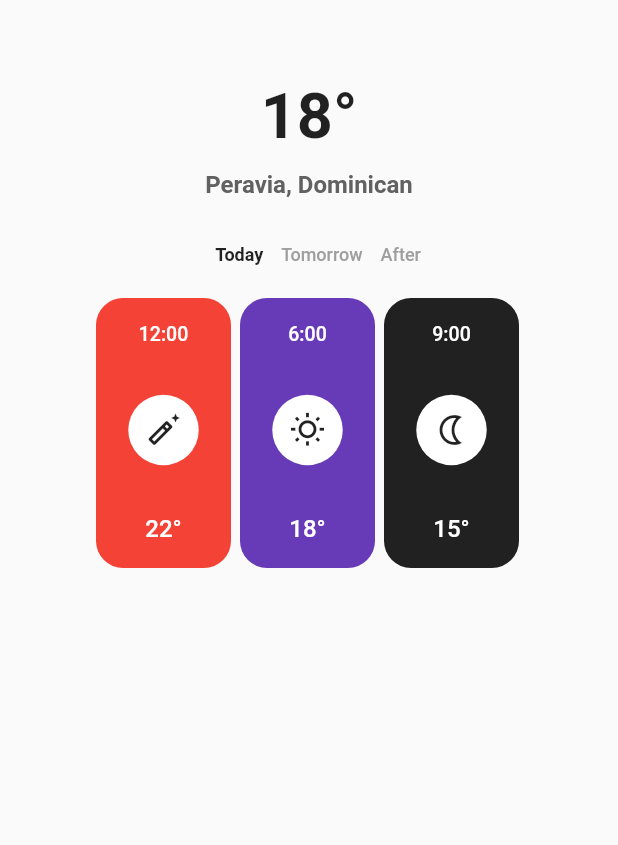
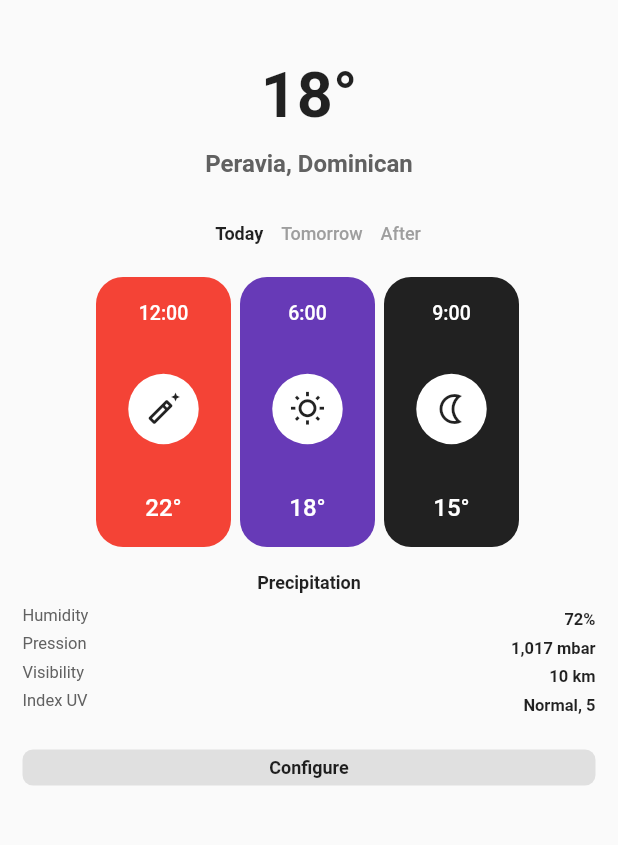
Before and after one commit to jeremiasramirez/weather-app-flutter, a Flutter app: the screen it shows after launch, after a tap on the "arrow forward ios" icon, on a phone screen of 412 x 824 dp, the part 56-901 px from its top. Run offline on Flutter 3.47's test engine with Material 2 defaults, Android fonts, the phone set to English and light mode, and no system bars; our stand-ins replace animate_do; network calls fail; Roboto replaces fonts that are missing (arial, sansserif, ubuntu).

Commit message:
feature-page completo

```diff
--- a/lib/pages/feature/feature.page.dart
+++ b/lib/pages/feature/feature.page.dart
@@ -1,9 +1,9 @@
-import 'package:animate_do/animate_do.dart';
 import 'package:flutter/material.dart';
 import 'package:weatherapp/widgets/feature/cardweather.dart';
 import 'package:weatherapp/widgets/feature/countrytitle.dart';
 import 'package:weatherapp/widgets/feature/dataweather.dart';
 import 'package:weatherapp/widgets/feature/days.dart';
+import 'package:weatherapp/widgets/feature/infotoday.dart';
 import 'package:weatherapp/widgets/feature/navbar.dart';
 
 class FeaturePage extends StatelessWidget {
@@ -12,8 +12,13 @@ class FeaturePage extends StatelessWidget {
       debugShowCheckedModeBanner: false,
       home: Scaffold(
         appBar: NavBar().nav(),
-        body: Column(
-            children: [dataWeather(), countryTitle(), days(), CardWeather()]),
+        body: Column(children: [
+          dataWeather(),
+          countryTitle(),
+          days(),
+          CardWeather(),
+          InfoToday()
+        ]),
       ),
     );
   }
--- a/lib/widgets/feature/dataweather.dart
+++ b/lib/widgets/feature/dataweather.dart
@@ -5,7 +5,7 @@ FadeIn dataWeather() {
   return FadeIn(
       child: Center(
           child: Container(
-              margin: EdgeInsets.only(top: 30),
+              margin: EdgeInsets.only(top: 16),
               child: Text("18°",
                   style: TextStyle(
                       fontSize: 42,
--- /dev/null
+++ b/lib/widgets/feature/infotoday.dart
@@ -0,0 +1,78 @@
+import 'package:animate_do/animate_do.dart';
+import 'package:flutter/material.dart';
+
+class InfoToday extends StatelessWidget {
+  Widget build(context) {
+    return FadeInUp(
+        child: Container(
+            padding: EdgeInsets.only(top: 10, left: 15, right: 15),
+            child: Column(children: [
+              this.titleInfo(),
+              this.tile("Humidity", "72%"),
+              this.tile("Pression", "1,017 mbar"),
+              this.tile("Visibility", "10 km"),
+              this.tile("Index UV", "Normal, 5"),
+              this.configureButton()
+            ])));
+  }
+
+  Widget tile(String title, String value) {
+    return Row(mainAxisAlignment: MainAxisAlignment.spaceBetween, children: [
+      this.title(title),
+      Text(value,
+          style: TextStyle(
+              fontSize: 11,
+              fontWeight: FontWeight.w600,
+              fontFamily: "sansserif"))
+    ]);
+  }
+
+  Widget titleInfo() {
+    return Container(
+      decoration: BoxDecoration(borderRadius: BorderRadius.circular(7)),
+      padding: EdgeInsets.only(
+        bottom: 8,
+        top: 5,
+      ),
+      margin: EdgeInsets.only(
+        top: 2,
+      ),
+      child: Center(
+          child: Text("Precipitation",
+              style: TextStyle(
+                  fontSize: 12,
+                  fontWeight: FontWeight.w600,
+                  fontFamily: "sansserif"))),
+    );
+  }
+
+  Widget configureButton() {
+    return Container(
+      decoration: BoxDecoration(
+          color: Colors.grey[300], borderRadius: BorderRadius.circular(7)),
+      padding: EdgeInsets.only(
+        bottom: 5,
+        top: 5,
+      ),
+      margin: EdgeInsets.only(
+        top: 20,
+      ),
+      child: Center(
+          child: Text("Configure",
+              style: TextStyle(
+                  fontSize: 12,
+                  fontWeight: FontWeight.w600,
+                  fontFamily: "sansserif"))),
+    );
+  }
+
+  Widget title(String title) {
+    return Container(
+        margin: EdgeInsets.only(bottom: 6),
+        child: Text(title,
+            style: TextStyle(
+                color: Colors.grey[700],
+                fontSize: 11,
+                fontFamily: "sansserif")));
+  }
+}
```
